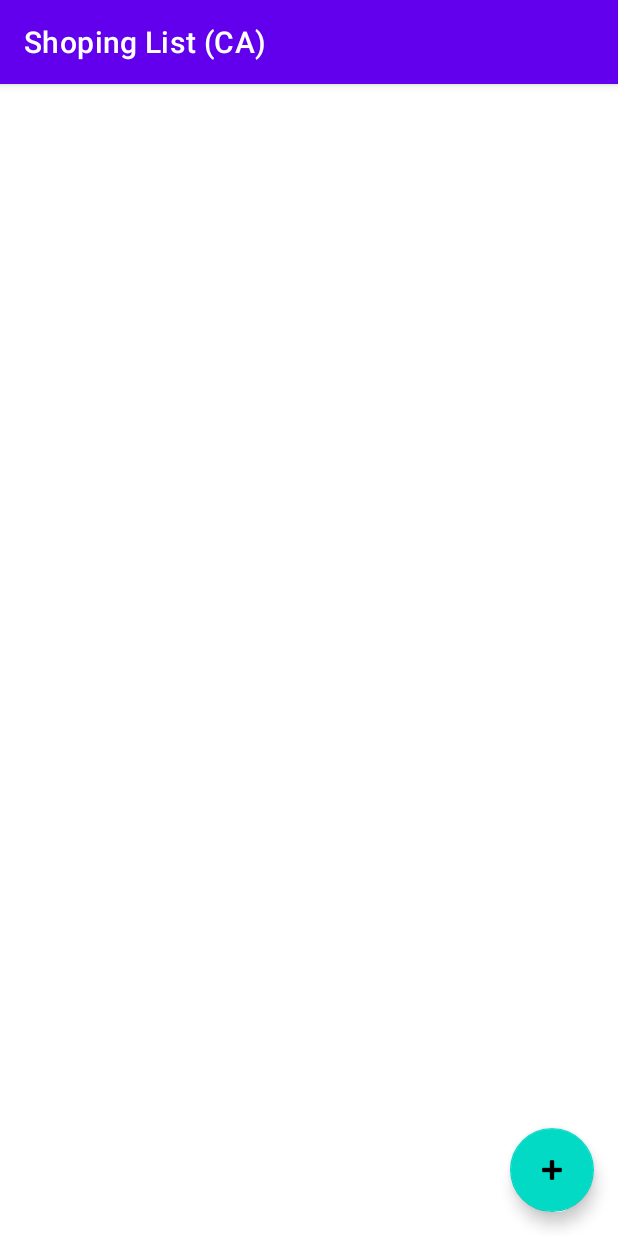
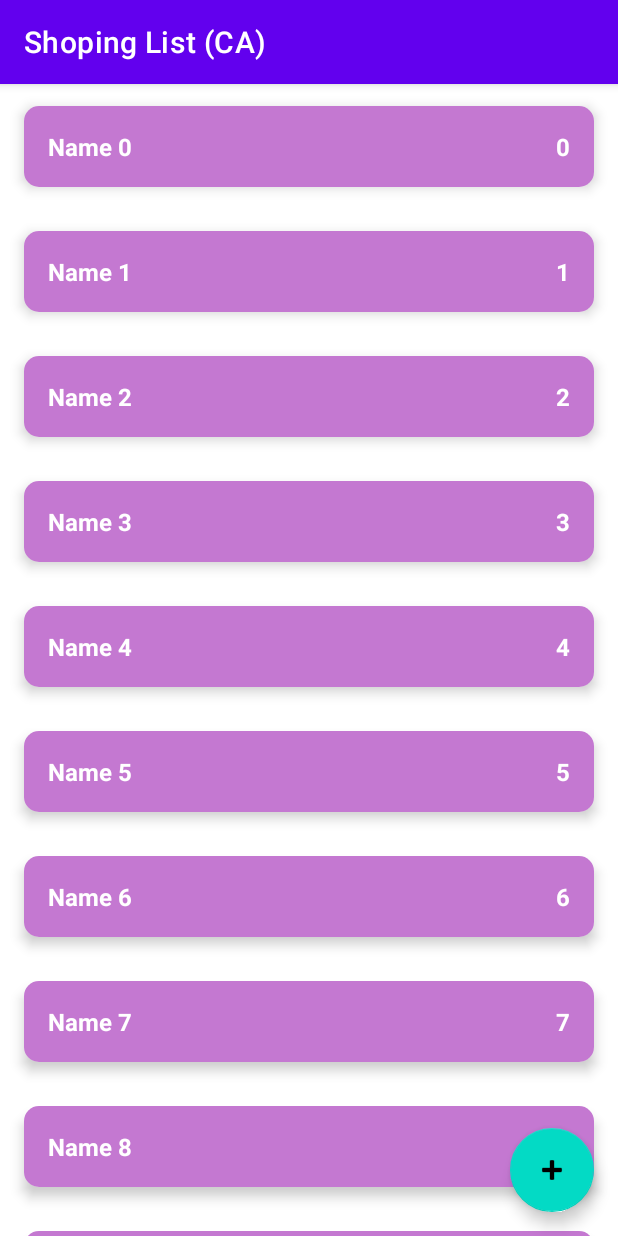
Before and after one commit to EvgeniyMEVO/Shoping_List_CA, an Android app: the screen it shows after launch (MainActivity), on a phone screen of 412 x 824 dp. Run offline under Robolectric (Android 15) with nearby library versions, the phone set to English and light mode, and no system bars.

Commit message:
implementation with linearlayout test version

```diff
--- a/app/src/main/java/com/example/shopinglistca/data/ShopListRepositoryImpl.kt
+++ b/app/src/main/java/com/example/shopinglistca/data/ShopListRepositoryImpl.kt
@@ -9,12 +9,12 @@ object ShopListRepositoryImpl: ShopListRepository {
 
     private val shopListLD = MutableLiveData<List<ShopItem>>()
 
-    private val shopList = mutableListOf<ShopItem>()
+    private val shopList = sortedSetOf<ShopItem>({o1,o2 -> o1.id.compareTo(o2.id)})
 
     private var authoIncId = 0
 
     init {
-        for (i in 0 until 10){
+        for (i in 0 until 1000){
             val item = ShopItem("Name $i", i, true)
             addShopItem(item)
         }
--- a/app/src/main/java/com/example/shopinglistca/presentation/MainActivity.kt
+++ b/app/src/main/java/com/example/shopinglistca/presentation/MainActivity.kt
@@ -3,21 +3,47 @@ package com.example.shopinglistca.presentation
 import androidx.appcompat.app.AppCompatActivity
 import android.os.Bundle
 import android.util.Log
+import android.view.LayoutInflater
+import android.widget.LinearLayout
+import android.widget.TextView
 import androidx.lifecycle.ViewModelProvider
 import com.example.shopinglistca.R
+import com.example.shopinglistca.domain.ShopItem
 
 class MainActivity : AppCompatActivity() {
 
     private lateinit var viewModel: MainViewModel
+    private lateinit var llShopList: LinearLayout
 
     override fun onCreate(savedInstanceState: Bundle?) {
         super.onCreate(savedInstanceState)
         setContentView(R.layout.activity_main)
-        Log.d("MainActivityTest", "hello")
+        llShopList = findViewById(R.id.ll_shop_list)
         viewModel = ViewModelProvider(this)[MainViewModel::class.java]
         viewModel.shopList.observe(this){
-            Log.d("MainActivityTest", it.toString())
+            showList(it)
+        }
+    }
 
+    private fun showList(list: List<ShopItem>){
+        llShopList.removeAllViews()
+        Log.d("MainActivityTest", list.toString())
+        for (shopItem in list){
+            val layoutId = if (shopItem.enabled){
+                R.layout.item_shop_enabled
+            } else {
+                R.layout.item_shop_disabled
+            }
+            val view = LayoutInflater.from(this).inflate(layoutId, llShopList, false)
+            val tvName = view.findViewById<TextView>(R.id.tv_name)
+            val tvCount = view.findViewById<TextView>(R.id.tv_count)
+            tvName.text = shopItem.name
+            tvCount.text = shopItem.count.toString()
+            llShopList.addView(view)
+            view.setOnLongClickListener {
+                viewModel.changeEnabledState(shopItem)
+                true
+            }
         }
     }
 }
--- a/app/src/main/java/com/example/shopinglistca/presentation/MainViewModel.kt
+++ b/app/src/main/java/com/example/shopinglistca/presentation/MainViewModel.kt
@@ -26,7 +26,7 @@ class MainViewModel: ViewModel() {
 
     fun changeEnabledState(shopItem: ShopItem){
         val newItem = shopItem.copy(enabled = !shopItem.enabled)
-        editingShopItemUseCase.editShopItem(shopItem)
+        editingShopItemUseCase.editShopItem(newItem)
     }
 
 }
--- a/app/src/main/res/layout/activity_main.xml
+++ b/app/src/main/res/layout/activity_main.xml
@@ -6,11 +6,21 @@
     android:layout_height="match_parent"
     tools:context=".presentation.MainActivity">
 
+    <ScrollView
+        android:layout_width="match_parent"
+        android:layout_height="match_parent">
+        <LinearLayout
+            android:id="@+id/ll_shop_list"
+            android:layout_width="match_parent"
+            android:layout_height="wrap_content"
+            android:orientation="vertical" />
+    </ScrollView>
 
     <androidx.recyclerview.widget.RecyclerView
         android:id="@+id/rv_shop_list"
         android:layout_width="0dp"
         android:layout_height="0dp"
+        android:visibility="gone"
         app:layout_constraintBottom_toBottomOf="parent"
         app:layout_constraintEnd_toEndOf="parent"
         app:layout_constraintStart_toStartOf="parent"
```
